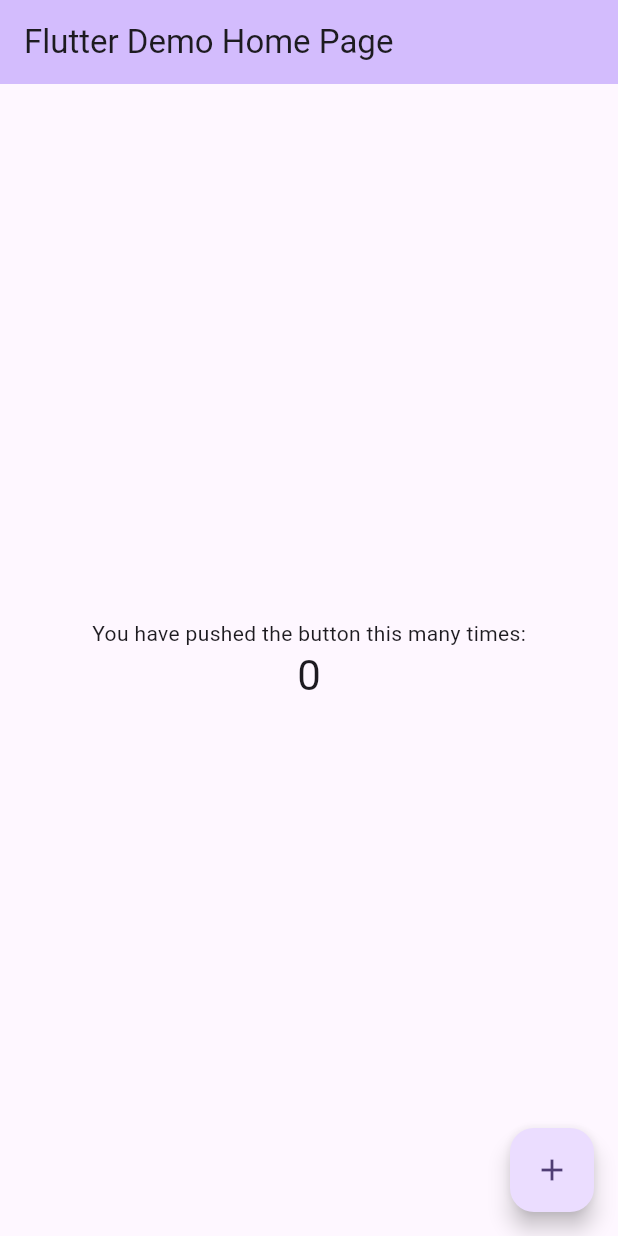
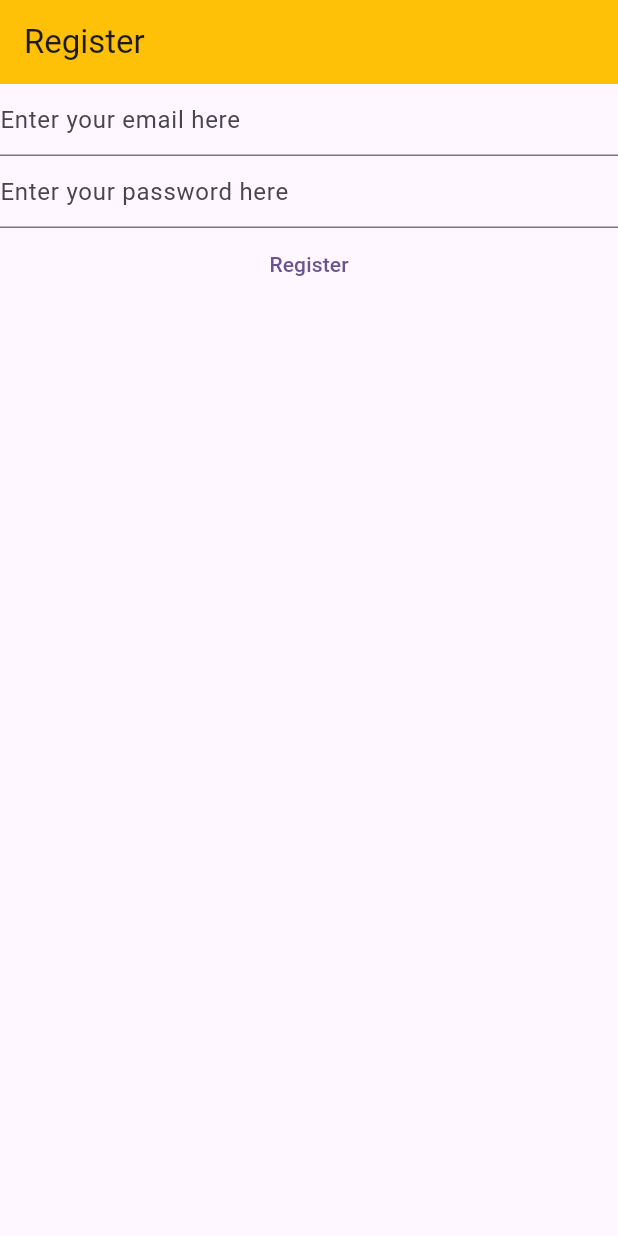
Before and after one commit to Isaac3105/NotesApp, a Flutter app: the screen it shows after launch, on a phone screen of 412 x 824 dp. Run offline on Flutter 3.47's test engine with Material 3 defaults, Android fonts, the phone set to English and light mode, and no system bars; our stand-ins replace firebase_auth, firebase_core, flutter_dotenv; accounts and stored records are empty.

Commit message:
Created cleanRun sh file for easy running and almost finished the register text fields and auth

```diff
--- a/lib/main.dart
+++ b/lib/main.dart
@@ -1,4 +1,5 @@
 import 'package:firebase_core/firebase_core.dart';
+import 'package:firebase_auth/firebase_auth.dart';
 import 'package:flutter/material.dart';
 import 'package:flutter_dotenv/flutter_dotenv.dart';
 import 'package:to_do_app/firebase_options.dart';
@@ -6,126 +7,85 @@
 Future<void> main() async {
   WidgetsFlutterBinding.ensureInitialized();
   await dotenv.load(fileName: ".env");
-  await Firebase.initializeApp(
-    options: DefaultFirebaseOptions.currentPlatform,
+  await Firebase.initializeApp(options: DefaultFirebaseOptions.currentPlatform);
+  runApp(
+    MaterialApp(
+      title: 'Flutter Demo',
+      theme: ThemeData(
+        colorScheme: ColorScheme.fromSeed(seedColor: Colors.deepPurple),
+      ),
+      home: const HomePage(),
+    ),
   );
-  runApp(MyApp());
 }
 
+class HomePage extends StatefulWidget {
+  const HomePage({super.key});
 
-class MyApp extends StatelessWidget {
-  const MyApp({super.key});
-
-  // This widget is the root of your application.
   @override
-  Widget build(BuildContext context) {
-    return MaterialApp(
-      title: 'Flutter Demo',
-      theme: ThemeData(
-        // This is the theme of your application.
-        //
-        // TRY THIS: Try running your application with "flutter run". You'll see
-        // the application has a purple toolbar. Then, without quitting the app,
-        // try changing the seedColor in the colorScheme below to Colors.green
-        // and then invoke "hot reload" (save your changes or press the "hot
-        // reload" button in a Flutter-supported IDE, or press "r" if you used
-        // the command line to start the app).
-        //
-        // Notice that the counter didn't reset back to zero; the application
-        // state is not lost during the reload. To reset the state, use hot
-        // restart instead.
-        //
-        // This works for code too, not just values: Most code changes can be
-        // tested with just a hot reload.
-        colorScheme: ColorScheme.fromSeed(seedColor: Colors.deepPurple),
-      ),
-      home: const MyHomePage(title: 'Flutter Demo Home Page'),
-    );
-  }
+  State<HomePage> createState() => _HomePageState();
 }
 
-class MyHomePage extends StatefulWidget {
-  const MyHomePage({super.key, required this.title});
+class _HomePageState extends State<HomePage> {
+  late final TextEditingController _email;
 
-  // This widget is the home page of your application. It is stateful, meaning
-  // that it has a State object (defined below) that contains fields that affect
-  // how it looks.
-
-  // This class is the configuration for the state. It holds the values (in this
-  // case the title) provided by the parent (in this case the App widget) and
-  // used by the build method of the State. Fields in a Widget subclass are
-  // always marked "final".
-
-  final String title;
+  late final TextEditingController _password;
 
   @override
-  State<MyHomePage> createState() => _MyHomePageState();
-}
+  void initState() {
+    _email = TextEditingController();
+    _password = TextEditingController();
+    super.initState();
+  }
 
-class _MyHomePageState extends State<MyHomePage> {
-  int _counter = 0;
-
-  void _incrementCounter() {
-    setState(() {
-      // This call to setState tells the Flutter framework that something has
-      // changed in this State, which causes it to rerun the build method below
-      // so that the display can reflect the updated values. If we changed
-      // _counter without calling setState(), then the build method would not be
-      // called again, and so nothing would appear to happen.
-      _counter++;
-    });
+  @override
+  void dispose() {
+    _email.dispose();
+    _password.dispose();
+    super.dispose();
   }
 
   @override
   Widget build(BuildContext context) {
-    // This method is rerun every time setState is called, for instance as done
-    // by the _incrementCounter method above.
-    //
-    // The Flutter framework has been optimized to make rerunning build methods
-    // fast, so that you can just rebuild anything that needs updating rather
-    // than having to individually change instances of widgets.
+    void registerFirebase() async {
+      final email = _email.text;
+      final password = _password.text;
+      final credentials = await FirebaseAuth.instance
+          .createUserWithEmailAndPassword(email: email, password: password);
+      print(credentials);
+    }
+
     return Scaffold(
       appBar: AppBar(
-        // TRY THIS: Try changing the color here to a specific color (to
-        // Colors.amber, perhaps?) and trigger a hot reload to see the AppBar
-        // change color while the other colors stay the same.
-        backgroundColor: Theme.of(context).colorScheme.inversePrimary,
-        // Here we take the value from the MyHomePage object that was created by
-        // the App.build method, and use it to set our appbar title.
-        title: Text(widget.title),
+        title: const Text('Register'),
+        backgroundColor: Colors.amber,
       ),
-      body: Center(
-        // Center is a layout widget. It takes a single child and positions it
-        // in the middle of the parent.
-        child: Column(
-          // Column is also a layout widget. It takes a list of children and
-          // arranges them vertically. By default, it sizes itself to fit its
-          // children horizontally, and tries to be as tall as its parent.
-          //
-          // Column has various properties to control how it sizes itself and
-          // how it positions its children. Here we use mainAxisAlignment to
-          // center the children vertically; the main axis here is the vertical
-          // axis because Columns are vertical (the cross axis would be
-          // horizontal).
-          //
-          // TRY THIS: Invoke "debug painting" (choose the "Toggle Debug Paint"
-          // action in the IDE, or press "p" in the console), to see the
-          // wireframe for each widget.
-          mainAxisAlignment: MainAxisAlignment.center,
-          children: <Widget>[
-            const Text('You have pushed the button this many times:'),
-            Text(
-              '$_counter',
-              style: Theme.of(context).textTheme.headlineMedium,
+      body: Column(
+        children: [
+          TextField(
+            decoration: const InputDecoration(
+              hintText: 'Enter your email here',
             ),
-          ],
-        ),
+            controller: _email,
+            autocorrect: false,
+            enableSuggestions: false,
+            keyboardType: TextInputType.emailAddress,
+          ),
+          TextField(
+            decoration: const InputDecoration(
+              hintText: 'Enter your password here',
+            ),
+            controller: _password,
+            obscureText: true,
+            autocorrect: false,
+            enableSuggestions: false,
+          ),
+          TextButton(
+            onPressed: registerFirebase,
+            child: const Text("Register"),
+          ),
+        ],
       ),
-      floatingActionButton: FloatingActionButton(
-        onPressed: _incrementCounter,
-        tooltip: 'Increment',
-        child: const Icon(Icons.add),
-      ), // This trailing comma makes auto-formatting nicer for build methods.
     );
   }
 }
```
Also changed, not shown: 1 other file.
